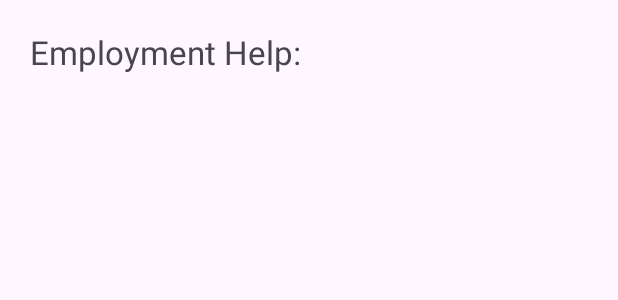
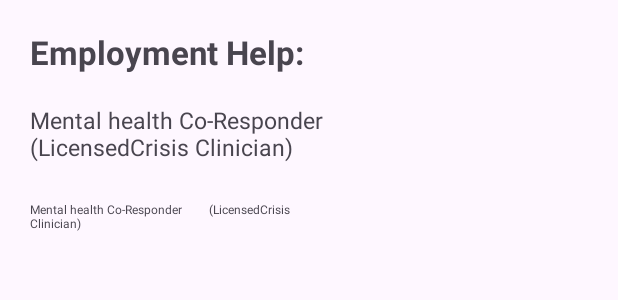
Before and after one commit to jaresinunez/Calculate, an Android app: the layout activity_eh.xml on its own in the app's theme, with its tools: preview values and no code run, on a phone screen of 412 x 824 dp. Shown: the top 300 px of the screen. Run offline under Robolectric (Android 15) with nearby library versions, the phone set to English and light mode, and no system bars.

Commit message:
Legal resources information

```diff
--- a/app/src/main/java/com/hackutd/calculate/Dashboard.kt
+++ b/app/src/main/java/com/hackutd/calculate/Dashboard.kt
@@ -33,7 +33,6 @@ class Dashboard : AppCompatActivity() {
             startActivity(dialIntent)
         }
 
-        /*
         btnPR.setOnClickListener {
             startActivity(Intent(this, PersonalLoans::class.java))
         }
@@ -53,7 +52,6 @@ class Dashboard : AppCompatActivity() {
         btnLR.setOnClickListener {
             startActivity(Intent(this, LegalResources::class.java))
         }
-        */
 
         val setUpSavingsButton : Button = findViewById(R.id.setupSavingsButton)
         val creditScoreButton : ImageButton = findViewById(R.id.creditScore)
--- a/app/src/main/res/layout/activity_dashboard.xml
+++ b/app/src/main/res/layout/activity_dashboard.xml
@@ -16,6 +16,7 @@
             android:layout_height="wrap_content"
             android:layout_marginHorizontal="20sp"
             android:layout_marginTop="20sp"
+            android:textStyle="bold|italic"
             android:text="Welcome!"
             android:textSize="30sp" />
 
--- a/app/src/main/res/layout/activity_eh.xml
+++ b/app/src/main/res/layout/activity_eh.xml
@@ -10,9 +10,29 @@
     <TextView
         android:layout_width="match_parent"
         android:layout_height="wrap_content"
+        android:textStyle="bold"
         android:text="Employment Help:"
         android:textSize="22sp"
         android:layout_marginTop="20sp"
         android:layout_marginHorizontal="20sp"/>
 
+    <TextView
+        android:layout_width="202dp"
+        android:layout_height="wrap_content"
+        android:layout_marginHorizontal="20sp"
+        android:layout_marginTop="20sp"
+        android:layout_marginBottom="25sp"
+        android:text="Mental health Co-Responder
+        (LicensedCrisis Clinician)"
+        android:textSize="15sp" />
+
+    <TextView
+        android:layout_width="202dp"
+        android:layout_height="wrap_content"
+        android:layout_marginHorizontal="20sp"
+        android:text="Mental health Co-Responder
+        (LicensedCrisis Clinician)"
+        android:textSize="8sp" />
+
+
 </LinearLayout>
--- a/app/src/main/res/layout/activity_lcr.xml
+++ b/app/src/main/res/layout/activity_lcr.xml
@@ -10,7 +10,7 @@
     <TextView
         android:layout_width="match_parent"
         android:layout_height="wrap_content"
-        android:text="LGBT Center Resources:"
+        android:text="LGBTQ Center Resources:"
         android:textSize="22sp"
         android:layout_marginTop="20sp"
         android:layout_marginHorizontal="20sp"/>
```
Also changed, not shown: app/src/main/AndroidManifest.xml (+26 -9 lines), app/src/main/res/layout/activity_lr.xml (+84 -0 lines).
